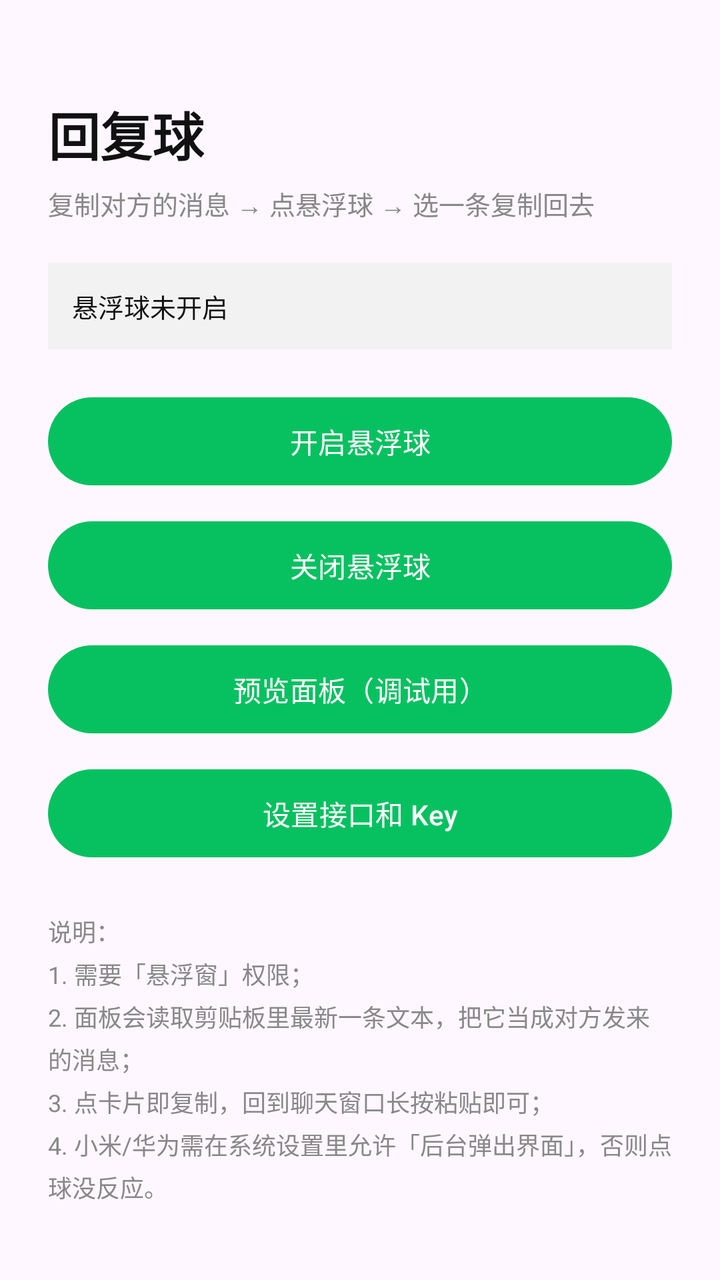
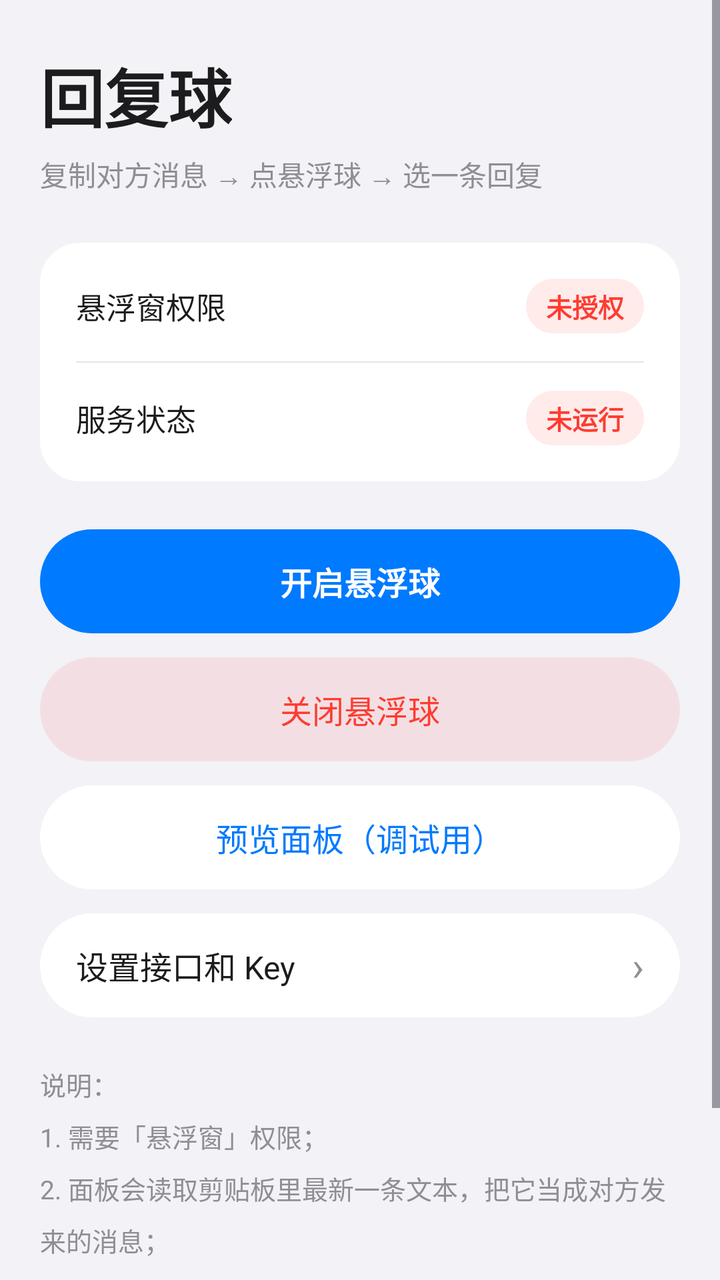

Before-and-after screenshots of an Android layout around one commit, followed by the original layout XML and the change that was made.
<!-- AndroidManifest.xml: application theme Theme.ReplyBubble -->
<!-- res/layout/activity_main.xml -->
<?xml version="1.0" encoding="utf-8"?>
<ScrollView xmlns:android="http://schemas.android.com/apk/res/android"
    android:layout_width="match_parent"
    android:layout_height="match_parent"
    android:fillViewport="true">

    <LinearLayout
        android:layout_width="match_parent"
        android:layout_height="wrap_content"
        android:orientation="vertical"
        android:padding="24dp">

        <TextView
            android:layout_width="wrap_content"
            android:layout_height="wrap_content"
            android:layout_marginTop="24dp"
            android:text="回复球"
            android:textColor="@color/text_primary"
            android:textSize="26sp"
            android:textStyle="bold" />

        <TextView
            android:layout_width="match_parent"
            android:layout_height="wrap_content"
            android:layout_marginTop="6dp"
            android:text="复制对方的消息 → 点悬浮球 → 选一条复制回去"
            android:textColor="@color/text_secondary"
            android:textSize="13sp" />

        <TextView
            android:id="@+id/tvStatus"
            android:layout_width="match_parent"
            android:layout_height="wrap_content"
            android:layout_marginTop="20dp"
            android:background="#F2F2F2"
            android:padding="12dp"
            android:text="悬浮球未开启"
            android:textColor="@color/text_primary"
            android:textSize="13sp" />

        <Button
            android:id="@+id/btnStart"
            android:layout_width="match_parent"
            android:layout_height="52dp"
            android:layout_marginTop="20dp"
            android:text="开启悬浮球" />

        <Button
            android:id="@+id/btnStop"
            android:layout_width="match_parent"
            android:layout_height="52dp"
            android:layout_marginTop="10dp"
            android:text="关闭悬浮球" />

        <Button
            android:id="@+id/btnPreview"
            android:layout_width="match_parent"
            android:layout_height="52dp"
            android:layout_marginTop="10dp"
            android:text="预览面板（调试用）" />

        <Button
            android:id="@+id/btnSettings"
            android:layout_width="match_parent"
            android:layout_height="52dp"
            android:layout_marginTop="10dp"
            android:text="设置接口和 Key" />

        <TextView
            android:layout_width="match_parent"
            android:layout_height="wrap_content"
            android:layout_marginTop="24dp"
            android:lineSpacingExtra="4dp"
            android:text="说明：\n1. 需要「悬浮窗」权限；\n2. 面板会读取剪贴板里最新一条文本，把它当成对方发来的消息；\n3. 点卡片即复制，回到聊天窗口长按粘贴即可；\n4. 小米/华为需在系统设置里允许「后台弹出界面」，否则点球没反应。"
            android:textColor="@color/text_secondary"
            android:textSize="12sp" />

    </LinearLayout>
</ScrollView>
<!-- resources referenced by this layout -->
<resources>
  <color name="text_primary">#111111</color>
  <color name="text_secondary">#888888</color>
  <style name="Theme.ReplyBubble" parent="Theme.Material3.DayNight.NoActionBar">
          <item name="colorPrimary">@color/accent</item>
          <item name="colorSecondary">@color/accent</item>
      </style>
  <color name="accent">#07C160</color>
</resources>

<!-- the commit's change to res/layout/activity_main.xml (unified diff, before → after) -->
@@ -2,78 +2,183 @@
 <ScrollView xmlns:android="http://schemas.android.com/apk/res/android"
     android:layout_width="match_parent"
     android:layout_height="match_parent"
-    android:fillViewport="true">
+    android:background="@color/ios_grouped_bg"
+    android:clipToPadding="false"
+    android:fillViewport="true"
+    android:fitsSystemWindows="true">
 
     <LinearLayout
         android:layout_width="match_parent"
         android:layout_height="wrap_content"
         android:orientation="vertical"
-        android:padding="24dp">
+        android:paddingStart="20dp"
+        android:paddingTop="24dp"
+        android:paddingEnd="20dp"
+        android:paddingBottom="32dp">
 
         <TextView
             android:layout_width="wrap_content"
             android:layout_height="wrap_content"
-            android:layout_marginTop="24dp"
+            android:fontFamily="sans-serif-medium"
             android:text="回复球"
-            android:textColor="@color/text_primary"
-            android:textSize="26sp"
+            android:textColor="@color/ios_label"
+            android:textSize="32sp"
             android:textStyle="bold" />
 
         <TextView
             android:layout_width="match_parent"
             android:layout_height="wrap_content"
             android:layout_marginTop="6dp"
-            android:text="复制对方的消息 → 点悬浮球 → 选一条复制回去"
-            android:textColor="@color/text_secondary"
-            android:textSize="13sp" />
+            android:text="复制对方消息 → 点悬浮球 → 选一条回复"
+            android:textColor="@color/ios_secondary"
+            android:textSize="14sp" />
 
-        <TextView
-            android:id="@+id/tvStatus"
+        
+        <LinearLayout
             android:layout_width="match_parent"
             android:layout_height="wrap_content"
-            android:layout_marginTop="20dp"
-            android:background="#F2F2F2"
-            android:padding="12dp"
-            android:text="悬浮球未开启"
-            android:textColor="@color/text_primary"
-            android:textSize="13sp" />
+            android:layout_marginTop="24dp"
+            android:background="@drawable/bg_card_status"
+            android:orientation="vertical"
+            android:padding="18dp">
 
-        <Button
+            <LinearLayout
+                android:layout_width="match_parent"
+                android:layout_height="wrap_content"
+                android:gravity="center_vertical"
+                android:orientation="horizontal">
+
+                <TextView
+                    android:layout_width="0dp"
+                    android:layout_height="wrap_content"
+                    android:layout_weight="1"
+                    android:text="悬浮窗权限"
+                    android:textColor="@color/ios_label"
+                    android:textSize="15sp" />
+
+                <TextView
+                    android:id="@+id/tvPermBadge"
+                    android:layout_width="wrap_content"
+                    android:layout_height="wrap_content"
+                    android:background="@drawable/bg_badge_red"
+                    android:paddingStart="10dp"
+                    android:paddingTop="4dp"
+                    android:paddingEnd="10dp"
+                    android:paddingBottom="4dp"
+                    android:text="未授权"
+                    android:textColor="@color/ios_red"
+                    android:textSize="13sp"
+                    android:textStyle="bold" />
+            </LinearLayout>
+
+            <View
+                android:layout_width="match_parent"
+                android:layout_height="0.5dp"
+                android:layout_marginTop="14dp"
+                android:layout_marginBottom="14dp"
+                android:background="@color/ios_separator" />
+
+            <LinearLayout
+                android:layout_width="match_parent"
+                android:layout_height="wrap_content"
+                android:gravity="center_vertical"
+                android:orientation="horizontal">
+
+                <TextView
+                    android:layout_width="0dp"
+                    android:layout_height="wrap_content"
+                    android:layout_weight="1"
+                    android:text="服务状态"
+                    android:textColor="@color/ios_label"
+                    android:textSize="15sp" />
+
+                <TextView
+                    android:id="@+id/tvServiceBadge"
+                    android:layout_width="wrap_content"
+                    android:layout_height="wrap_content"
+                    android:background="@drawable/bg_badge_red"
+                    android:paddingStart="10dp"
+                    android:paddingTop="4dp"
+                    android:paddingEnd="10dp"
+                    android:paddingBottom="4dp"
+                    android:text="未运行"
+                    android:textColor="@color/ios_red"
+                    android:textSize="13sp"
+                    android:textStyle="bold" />
+            </LinearLayout>
+        </LinearLayout>
+
+        
+        <TextView
             android:id="@+id/btnStart"
             android:layout_width="match_parent"
             android:layout_height="52dp"
-            android:layout_marginTop="20dp"
-            android:text="开启悬浮球" />
+            android:layout_marginTop="24dp"
+            android:background="@drawable/bg_capsule_primary"
+            android:gravity="center"
+            android:text="开启悬浮球"
+            android:textColor="#FFFFFF"
+            android:textSize="16sp"
+            android:textStyle="bold" />
 
-        <Button
+        <TextView
             android:id="@+id/btnStop"
             android:layout_width="match_parent"
             android:layout_height="52dp"
-            android:layout_marginTop="10dp"
-            android:text="关闭悬浮球" />
+            android:layout_marginTop="12dp"
+            android:background="@drawable/bg_capsule_danger"
+            android:gravity="center"
+            android:text="关闭悬浮球"
+            android:textColor="@color/ios_red"
+            android:textSize="16sp" />
 
-        <Button
+        <TextView
             android:id="@+id/btnPreview"
             android:layout_width="match_parent"
             android:layout_height="52dp"
-            android:layout_marginTop="10dp"
-            android:text="预览面板（调试用）" />
+            android:layout_marginTop="12dp"
+            android:background="@drawable/bg_capsule_secondary"
+            android:gravity="center"
+            android:text="预览面板（调试用）"
+            android:textColor="@color/ios_blue"
+            android:textSize="16sp" />
 
-        <Button
+        <LinearLayout
             android:id="@+id/btnSettings"
             android:layout_width="match_parent"
             android:layout_height="52dp"
-            android:layout_marginTop="10dp"
-            android:text="设置接口和 Key" />
+            android:layout_marginTop="12dp"
+            android:background="@drawable/bg_capsule_secondary"
+            android:gravity="center_vertical"
+            android:orientation="horizontal"
+            android:paddingStart="18dp"
+            android:paddingEnd="18dp">
 
+            <TextView
+                android:layout_width="0dp"
+                android:layout_height="wrap_content"
+                android:layout_weight="1"
+                android:text="设置接口和 Key"
+                android:textColor="@color/ios_label"
+                android:textSize="16sp" />
+
+            <TextView
+                android:layout_width="wrap_content"
+                android:layout_height="wrap_content"
+                android:text="›"
+                android:textColor="@color/ios_secondary"
+                android:textSize="20sp" />
+        </LinearLayout>
+
+        
         <TextView
             android:layout_width="match_parent"
             android:layout_height="wrap_content"
             android:layout_marginTop="24dp"
-            android:lineSpacingExtra="4dp"
-            android:text="说明：\n1. 需要「悬浮窗」权限；\n2. 面板会读取剪贴板里最新一条文本，把它当成对方发来的消息；\n3. 点卡片即复制，回到聊天窗口长按粘贴即可；\n4. 小米/华为需在系统设置里允许「后台弹出界面」，否则点球没反应。"
-            android:textColor="@color/text_secondary"
-            android:textSize="12sp" />
+            android:lineSpacingMultiplier="1.4"
+            android:text="说明：\n1. 需要「悬浮窗」权限；\n2. 面板会读取剪贴板里最新一条文本，把它当成对方发来的消息；\n3. 点卡片即复制，回聊天窗口长按粘贴即可；\n4. 小米/华为需允许「后台弹出界面」，否则点球没反应。"
+            android:textColor="@color/ios_secondary"
+            android:textSize="13sp" />
 
     </LinearLayout>
 </ScrollView>
<!-- resource entries referenced after the edit -->
@@ -1,11 +1,62 @@
 <!-- resources referenced by this layout -->
 <resources>
-  <color name="text_primary">#111111</color>
-  <color name="text_secondary">#888888</color>
+  <color name="ios_blue">#007AFF</color>
+  <color name="ios_grouped_bg">#F2F2F7</color>
+  <color name="ios_label">#1C1C1E</color>
+  <color name="ios_red">#FF3B30</color>
+  <color name="ios_secondary">#8E8E93</color>
+  <color name="ios_separator">#E5E5EA</color>
+  <!-- drawable bg_badge_red (drawable) -->
+  <?xml version="1.0" encoding="utf-8"?>
+  <shape xmlns:android="http://schemas.android.com/apk/res/android"
+      android:shape="rectangle">
+      <solid android:color="#1AFF3B30" />
+      <corners android:radius="999dp" />
+  </shape>
+  <!-- drawable bg_capsule_danger (drawable) -->
+  <?xml version="1.0" encoding="utf-8"?>
+  <ripple xmlns:android="http://schemas.android.com/apk/res/android"
+      android:color="#26FF3B30">
+      <item>
+          <shape android:shape="rectangle">
+              <solid android:color="#1AFF3B30" />
+              <corners android:radius="999dp" />
+          </shape>
+      </item>
+  </ripple>
+  <!-- drawable bg_capsule_primary (drawable) -->
+  <?xml version="1.0" encoding="utf-8"?>
+  <ripple xmlns:android="http://schemas.android.com/apk/res/android"
+      android:color="#33FFFFFF">
+      <item>
+          <shape android:shape="rectangle">
+              <solid android:color="#007AFF" />
+              <corners android:radius="999dp" />
+          </shape>
+      </item>
+  </ripple>
+  <!-- drawable bg_capsule_secondary (drawable) -->
+  <?xml version="1.0" encoding="utf-8"?>
+  <ripple xmlns:android="http://schemas.android.com/apk/res/android"
+      android:color="#1A000000">
+      <item>
+          <shape android:shape="rectangle">
+              <solid android:color="#FFFFFF" />
+              <corners android:radius="999dp" />
+          </shape>
+      </item>
+  </ripple>
+  <!-- drawable bg_card_status (drawable) -->
+  <?xml version="1.0" encoding="utf-8"?>
+  <shape xmlns:android="http://schemas.android.com/apk/res/android"
+      android:shape="rectangle">
+      <solid android:color="#FFFFFF" />
+      <corners android:radius="20dp" />
+  </shape>
   <style name="Theme.ReplyBubble" parent="Theme.Material3.DayNight.NoActionBar">
           <item name="colorPrimary">@color/accent</item>
           <item name="colorSecondary">@color/accent</item>
       </style>
-  <color name="accent">#07C160</color>
+  <color name="accent">#007AFF</color>
 </resources>
 
